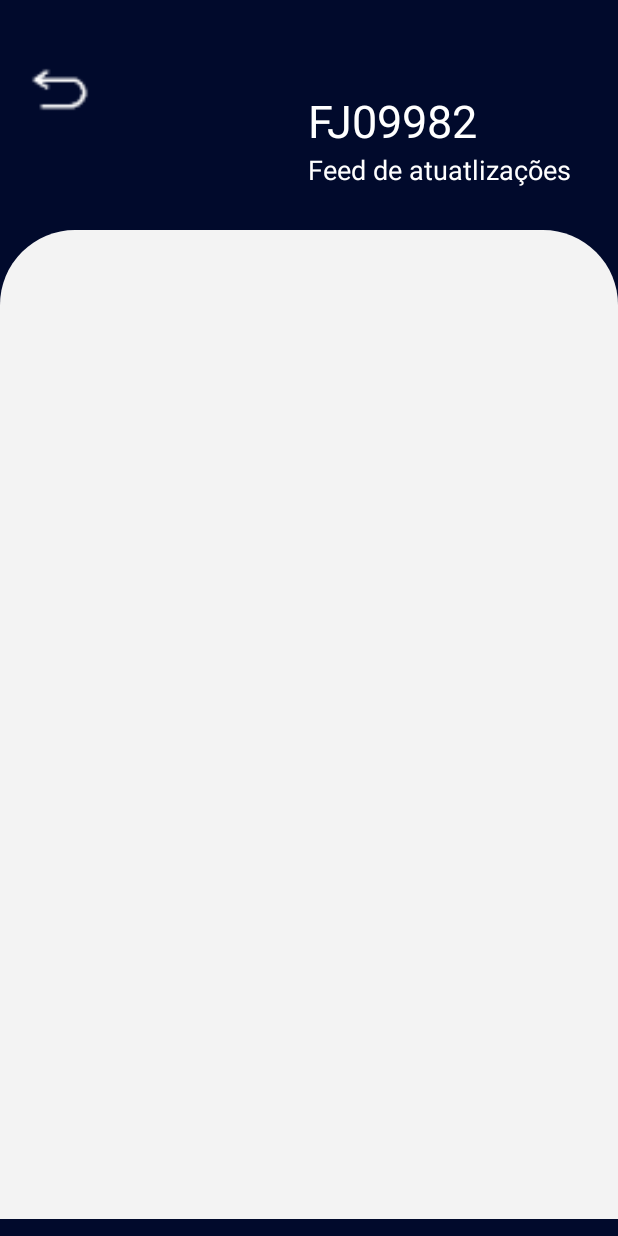
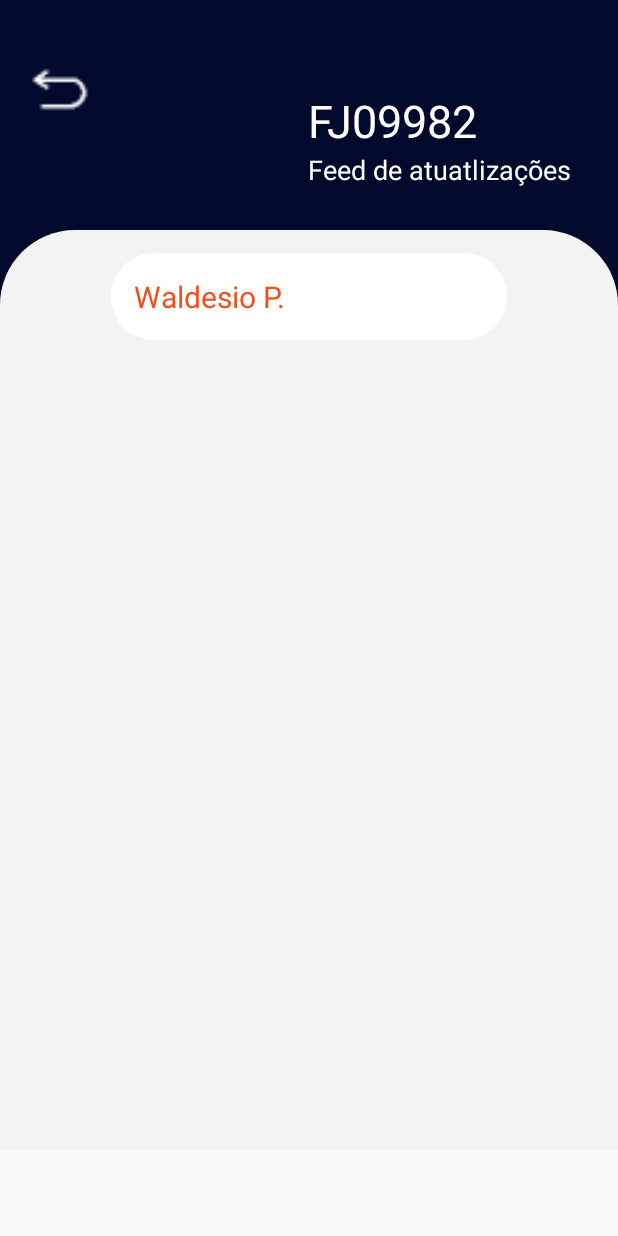
Before and after one commit to iotruck/mobino, an Android app: the layout activity_chat.xml on its own in the app's theme, with its tools: preview values and no code run, on a phone screen of 412 x 824 dp. Run offline under Robolectric (Android 15) with nearby library versions, the phone set to English and light mode, and no system bars.

Commit message:
Inserindo chat do feed

```diff
--- a/app/build.gradle
+++ b/app/build.gradle
@@ -40,6 +40,7 @@ dependencies {
     implementation 'androidx.appcompat:appcompat:1.3.1'
     implementation 'com.google.android.material:material:1.4.0'
     implementation 'androidx.constraintlayout:constraintlayout:2.1.1'
+    implementation 'androidx.core:core:1.6.0'
     testImplementation 'junit:junit:4.+'
     androidTestImplementation 'androidx.test.ext:junit:1.1.3'
     androidTestImplementation 'androidx.test.espresso:espresso-core:3.4.0'
--- a/app/src/main/res/layout/activity_chat.xml
+++ b/app/src/main/res/layout/activity_chat.xml
@@ -1,10 +1,12 @@
 <?xml version="1.0" encoding="utf-8"?>
+
 <androidx.constraintlayout.widget.ConstraintLayout xmlns:android="http://schemas.android.com/apk/res/android"
     xmlns:app="http://schemas.android.com/apk/res-auto"
     xmlns:tools="http://schemas.android.com/tools"
     android:layout_width="match_parent"
-    android:layout_height="match_parent"
+    android:layout_height="wrap_content"
     android:background="#010A2C"
+    android:orientation="vertical"
     tools:context=".feature.chat.view.ActivityChat">
 
     <androidx.constraintlayout.widget.ConstraintLayout
@@ -12,19 +14,20 @@
         android:layout_width="match_parent"
         android:layout_height="wrap_content"
         android:padding="20dp"
-        app:layout_constraintHeight_percent=".20"
-        app:layout_constraintTop_toTopOf="parent"
+        app:layout_constraintEnd_toEndOf="parent"
+        app:layout_constraintHeight_percent=".30"
         app:layout_constraintStart_toStartOf="parent"
-        app:layout_constraintEnd_toEndOf="parent">
+        app:layout_constraintTop_toTopOf="parent">
+
 
         <ImageView
             android:id="@+id/iv_back"
             android:layout_width="40dp"
             android:layout_height="0dp"
+            android:src="@mipmap/backarrow"
             app:layout_constraintHeight_percent=".70"
-            android:src="@mipmap/backarrow"
             app:layout_constraintStart_toStartOf="@id/container_feed"
-            app:layout_constraintTop_toTopOf="@id/container_feed"/>
+            app:layout_constraintTop_toTopOf="@id/container_feed" />
 
         <ImageView
             android:id="@+id/iv_truck"
@@ -35,20 +38,19 @@
             android:src="@mipmap/truck"
             app:layout_constraintHeight_percent=".70"
             app:layout_constraintStart_toEndOf="@id/iv_back"
-            app:layout_constraintTop_toTopOf="parent"/>
+            app:layout_constraintTop_toTopOf="parent" />
 
         <TextView
             android:id="@+id/tv_description_feed"
             android:layout_width="wrap_content"
             android:layout_height="wrap_content"
+            android:layout_marginLeft="30dp"
+            android:layout_marginTop="40dp"
             android:text="FJ09982"
             android:textColor="@color/white"
             android:textSize="30dp"
-            android:layout_marginLeft="30dp"
-            android:layout_marginTop="40dp"
             app:layout_constraintStart_toEndOf="@+id/iv_truck"
-            app:layout_constraintTop_toTopOf="parent"
-            />
+            app:layout_constraintTop_toTopOf="parent" />
 
         <TextView
             android:layout_width="wrap_content"
@@ -61,20 +63,54 @@
             app:layout_constraintTop_toBottomOf="@+id/tv_description_feed"
             app:layout_constraintWidth_percent="0.7" />
 
+    </androidx.constraintlayout.widget.ConstraintLayout>
 
-    </androidx.constraintlayout.widget.ConstraintLayout>
 
         <androidx.core.widget.NestedScrollView
             android:layout_width="match_parent"
             android:layout_height="0dp"
+            app:layout_constraintHeight_percent="0.8"
             android:background="@drawable/painel_feed"
-        app:layout_constraintHeight_percent=".80"
             app:layout_constraintTop_toBottomOf="@id/container_feed">
 
             <androidx.constraintlayout.widget.ConstraintLayout
+                android:id="@+id/container_scroll"
                 android:layout_width="match_parent"
-            android:layout_height="match_parent"
+                android:layout_height="0dp"
+                android:orientation="vertical"
+                app:layout_constraintTop_toBottomOf="@id/container_feed"
+                app:layout_constraintEnd_toEndOf="@id/scrollView"
+                app:layout_constraintStart_toStartOf="@id/scrollView"
+                android:layout_marginTop="15dp"
+                android:layout_marginLeft="30dp"
+                android:layout_marginRight="30dp">
+
+                <androidx.constraintlayout.widget.ConstraintLayout
+                    android:id="@+id/cl_message"
+                    android:layout_width="0dp"
+                    android:layout_height="wrap_content"
+                    android:padding="15dp"
+                    app:layout_constraintWidth_percent=".75"
+                    android:background="@drawable/card_message"
+                    app:layout_constraintTop_toTopOf="@id/container_scroll"
+                    app:layout_constraintStart_toStartOf="parent"
+                    app:layout_constraintEnd_toEndOf="parent"
                     >
+
+                    <TextView
+                        android:id="@+id/tv_remetente"
+                        android:layout_width="wrap_content"
+                        android:layout_height="wrap_content"
+                        android:text="Waldesio P."
+                        android:textColor="@color/orange_default"
+                        android:textSize="20sp"
+                        app:layout_constraintTop_toTopOf="@+id/cl_message"
+                        app:layout_constraintStart_toStartOf="parent"/>
+
+
+                </androidx.constraintlayout.widget.ConstraintLayout>
+
+
 
             </androidx.constraintlayout.widget.ConstraintLayout>
 
```
Lines whose indentation alone changed are shown as unchanged.
